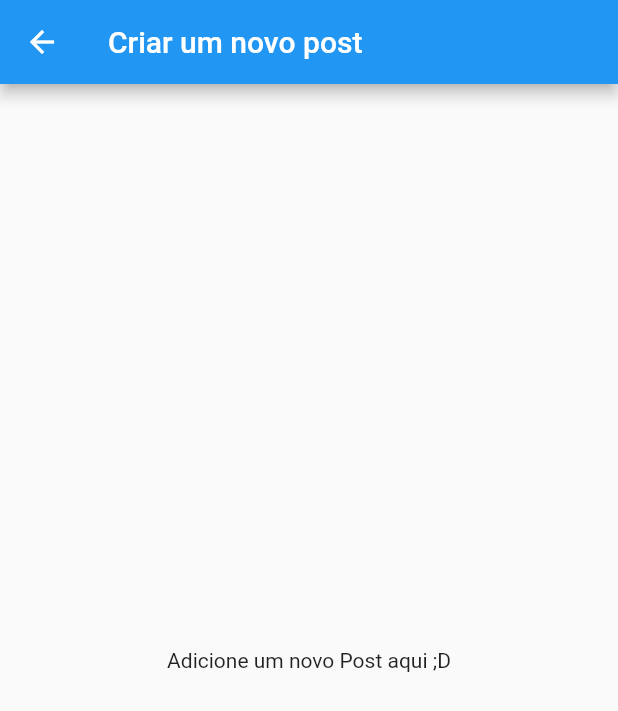
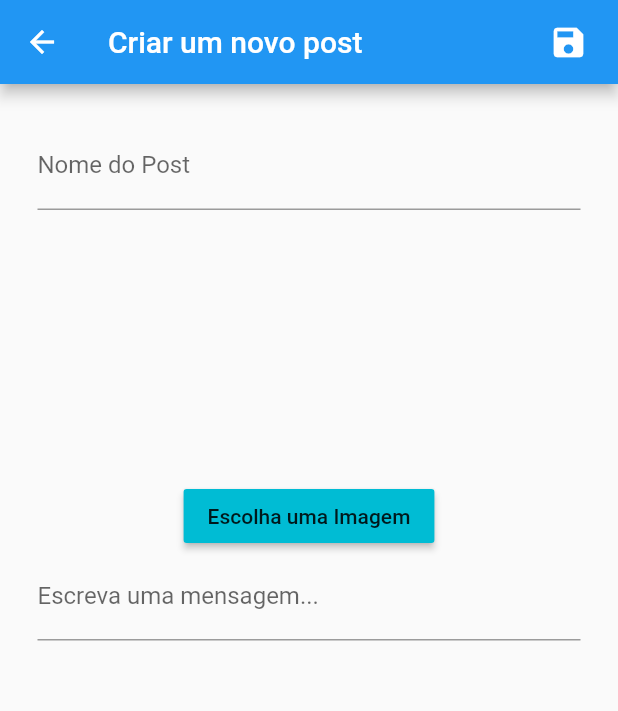
Before and after one commit to fabiosv/publisher-bot, a Flutter app: the CreatePost screen opened by its route, on a phone screen of 412 x 824 dp. Shown: the top 711 px of the screen. Run offline on Flutter 3.47's test engine with Material 2 defaults, Android fonts, the phone set to English and light mode, and no system bars; our stand-ins replace firebase_storage, image_picker; accounts and stored records are empty.

Commit message:
feat: 🎸 create post screen + firestore storage
Integrating Create Post Screen to Firestore Storage + ImagePicker

```diff
--- a/publisher_mobile/lib/pages/create_post.dart
+++ b/publisher_mobile/lib/pages/create_post.dart
@@ -1,13 +1,91 @@
+import 'dart:io';
+
 import 'package:flutter/material.dart';
+import 'package:flutter/services.dart';
 import 'package:flutter/widgets.dart';
+import 'package:image_picker/image_picker.dart';
+import 'package:firebase_storage/firebase_storage.dart';
+import 'package:path/path.dart' as Path;
 
-class CreatePost extends StatelessWidget {
+class CreatePost extends StatefulWidget {
+  CreatePost();
+
+  @override
+  _CreatePost createState() => _CreatePost();
+}
+
+class _CreatePost extends State<CreatePost> {
+  String postName = '';
+  File _image;
+  String _uploadedFileURL;
+
   @override
   Widget build(BuildContext context) {
     return Scaffold(
-      appBar: AppBar(title: Text('Criar um novo post')),
-      body: Center(child: Text('Adicione um novo Post aqui ;D'),),
+      appBar: AppBar(title: Text('Criar um novo post'), actions: <Widget>[
+        Padding(
+          padding: EdgeInsets.only(right: 20.0),
+          child: GestureDetector(
+            onTap: uploadImage,
+            child: Icon(
+              Icons.save,
+              size: 26.0,
+            ),
+        )),
+      ],),
+      body: SingleChildScrollView(child: Container(
+        padding: EdgeInsets.all(20.0),
+        margin: EdgeInsets.all(5.0),
+        child: Form(child: Column(
+          children: <Widget>[
+            TextFormField(
+              decoration: const InputDecoration(labelText: 'Nome do Post'),
+              keyboardType: TextInputType.text,
+              onSaved: (String value) {
+                setState(() {
+                  postName = value;
+                });
+              },
+            ),
+            SizedBox(height: 30,),
+            _image != null
+              ? Image.asset(_image.path, height: 150,)
+              : Container(height: 150,),
+            RaisedButton(
+              child: Text('Escolha uma Imagem'),
+              onPressed: chooseFile,
+              color: Colors.cyan,),
+            TextField(
+              decoration: const InputDecoration(labelText: 'Escreva uma mensagem...'),
+              keyboardType: TextInputType.multiline,
+              maxLines: null,
+            ),
+
+          ]))
+      ))
     );
   }
 
+  Future chooseFile() async {
+    await ImagePicker.pickImage(source: ImageSource.gallery).then((image) {
+      setState(() {
+        _image = image;
+      });
+    });
+  }
+
+  Future uploadImage() async {
+    StorageReference storageReference = FirebaseStorage.instance
+        .ref()
+        .child('posts/${Path.basename(_image.path)}}');
+    StorageUploadTask uploadTask = storageReference.putFile(_image);
+    await uploadTask.onComplete;
+    print('File Uploaded');
+    storageReference.getDownloadURL().then((fileURL) {
+      setState(() {
+        _uploadedFileURL = fileURL;
+      });
+    });
+  }
+
 }
--- a/publisher_mobile/lib/pages/groups.dart
+++ b/publisher_mobile/lib/pages/groups.dart
@@ -6,8 +6,8 @@ class Groups extends StatelessWidget {
   Widget build(BuildContext context) {
     return Scaffold(
       appBar: AppBar(
-        leading: Container(),
-          title: Text('Grupos')
+        automaticallyImplyLeading: false,
+        title: Text('Grupos')
       ),
       body: Center(child: Text('Lista de Grupos')),
     );
--- a/publisher_mobile/lib/pages/history.dart
+++ b/publisher_mobile/lib/pages/history.dart
@@ -5,7 +5,7 @@ class History extends StatelessWidget {
   @override
   Widget build(BuildContext context) {
     return Scaffold(
-      appBar: AppBar( title: Text('Histórico'), leading: Container(),),
+      appBar: AppBar( title: Text('Histórico'), automaticallyImplyLeading: false,),
       body: Center(child: Text('Histórico das postagens'),),
     );
   }
--- a/publisher_mobile/lib/pages/login.dart
+++ b/publisher_mobile/lib/pages/login.dart
@@ -30,7 +30,7 @@ class _Login extends State<Login> {
           ),
           Flexible(
             flex: 3,
-            child: Container(
+            child: SingleChildScrollView(child: Container(
               padding: EdgeInsets.all(20.0),
               margin: EdgeInsets.all(5.0),
               child: Form(
@@ -51,6 +51,7 @@ class _Login extends State<Login> {
                         decoration: const InputDecoration(labelText: 'Password'),
                         keyboardType: TextInputType.visiblePassword,
                         validator: validatePassword,
+                        obscureText: true,
                         onSaved: (String val) {
                           _password = val;
                         },
@@ -67,7 +68,7 @@ class _Login extends State<Login> {
                     ],
                   )
               ),
-            )
+            ))
           )
         ]
       ),
--- a/publisher_mobile/lib/pages/my_posts.dart
+++ b/publisher_mobile/lib/pages/my_posts.dart
@@ -6,7 +6,7 @@ class MyPosts extends StatelessWidget {
   Widget build(BuildContext context) {
     return Scaffold(
       appBar: AppBar(
-        leading: Container(),
+        automaticallyImplyLeading: false,
         title: const Text('Meus Posts'),
       ),
       body: Center(
--- a/publisher_mobile/pubspec.yaml
+++ b/publisher_mobile/pubspec.yaml
@@ -23,6 +23,8 @@ dependencies:
   # The following adds the Cupertino Icons font to your application.
   # Use with the CupertinoIcons class for iOS style icons.
   cupertino_icons: ^0.1.2
+  image_picker: ^0.6.0+17
+  firebase_storage: ^3.0.3
 
 dev_dependencies:
   flutter_test:
```
Also changed, not shown: publisher_mobile/pubspec.lock.
